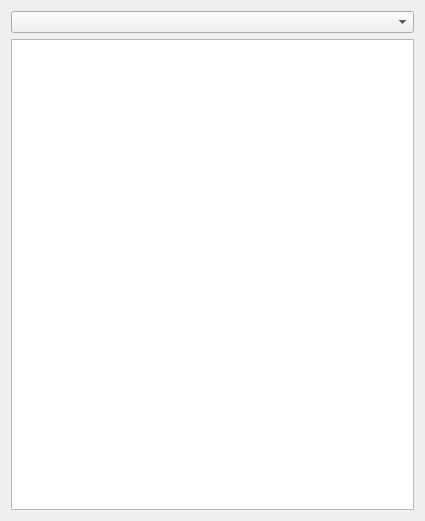
Above: src/GrumpyIRC/lib/favoriteswin.ui from grumpy-irc/grumpy before the change. Below: the same form after it.
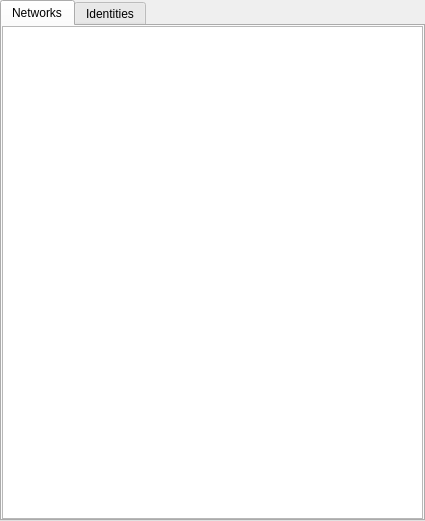
That is the form after the change. Icons and pictures are not drawn.

Commit message: implemented identities

```diff
--- a/src/GrumpyIRC/lib/favoriteswin.ui
+++ b/src/GrumpyIRC/lib/favoriteswin.ui
@@ -18,11 +18,68 @@
     <normaloff>:/icons/img/grumpy_logo.png</normaloff>:/icons/img/grumpy_logo.png</iconset>
   </property>
   <layout class="QVBoxLayout" name="verticalLayout">
+   <property name="leftMargin">
+    <number>0</number>
+   </property>
+   <property name="topMargin">
+    <number>0</number>
+   </property>
+   <property name="rightMargin">
+    <number>0</number>
+   </property>
+   <property name="bottomMargin">
+    <number>0</number>
+   </property>
    <item>
-    <widget class="QComboBox" name="comboBox"/>
-   </item>
-   <item>
-    <widget class="QTableWidget" name="tableWidget"/>
+    <widget class="QTabWidget" name="tabWidget">
+     <property name="currentIndex">
+      <number>0</number>
+     </property>
+     <widget class="QWidget" name="tab">
+      <attribute name="title">
+       <string>Networks</string>
+      </attribute>
+      <layout class="QVBoxLayout" name="verticalLayout_2">
+       <property name="leftMargin">
+        <number>0</number>
+       </property>
+       <property name="topMargin">
+        <number>0</number>
+       </property>
+       <property name="rightMargin">
+        <number>0</number>
+       </property>
+       <property name="bottomMargin">
+        <number>0</number>
+       </property>
+       <item>
+        <widget class="QTableView" name="tv_NetworkList"/>
+       </item>
+      </layout>
+     </widget>
+     <widget class="QWidget" name="tab_2">
+      <attribute name="title">
+       <string>Identities</string>
+      </attribute>
+      <layout class="QVBoxLayout" name="verticalLayout_3">
+       <property name="leftMargin">
+        <number>0</number>
+       </property>
+       <property name="topMargin">
+        <number>0</number>
+       </property>
+       <property name="rightMargin">
+        <number>0</number>
+       </property>
+       <property name="bottomMargin">
+        <number>0</number>
+       </property>
+       <item>
+        <widget class="QTableView" name="tv_IdentityList"/>
+       </item>
+      </layout>
+     </widget>
+    </widget>
    </item>
   </layout>
  </widget>
```
The commit also changes 8 other files.
